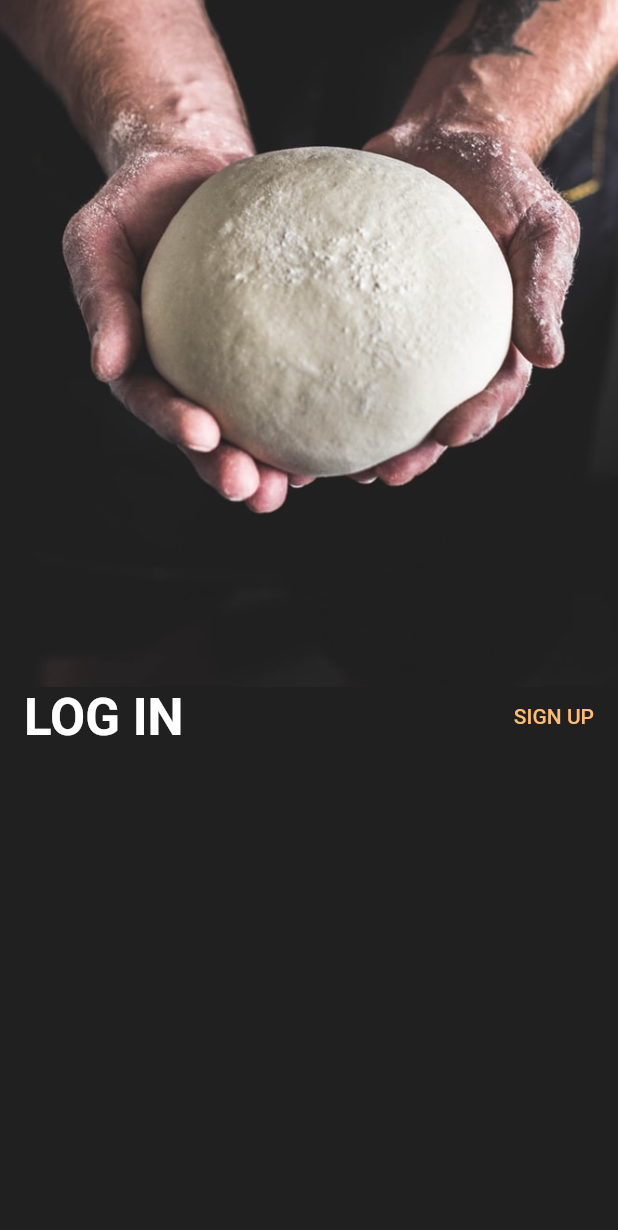
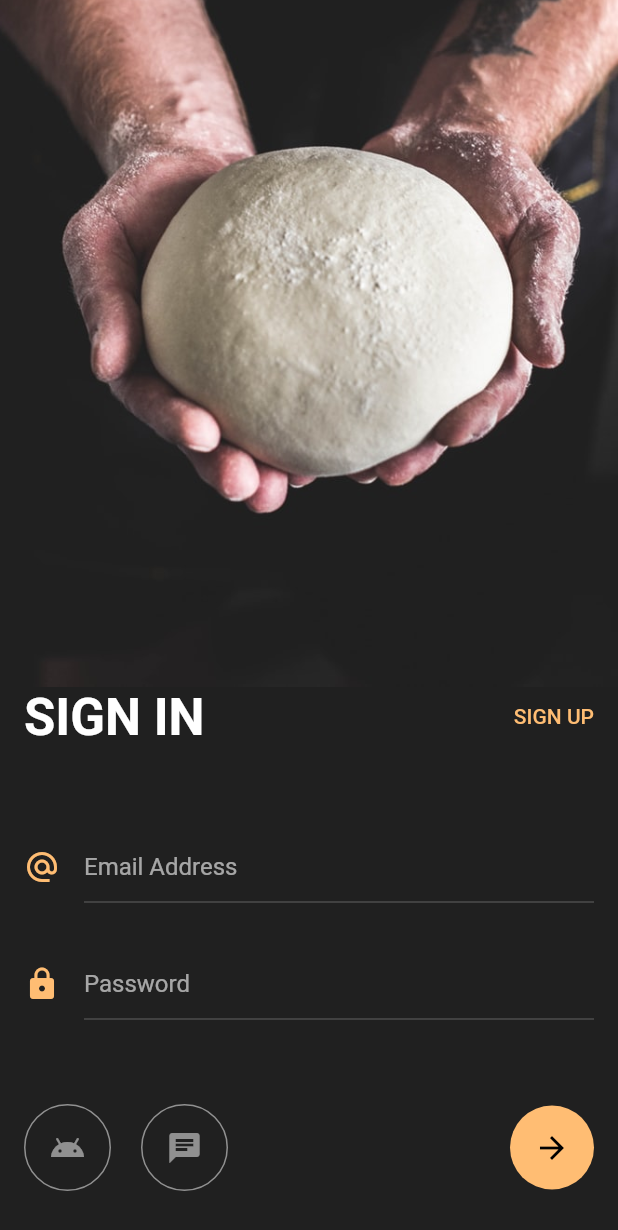
Before and after one commit to Natu-goitom/Asmera, a Flutter app: the screen it shows after launch, after a tap on "START LEARNING", on a phone screen of 412 x 824 dp. Shown: the top 1230 px of the screen. Run offline on Flutter 3.47's test engine with Material 2 defaults, Android fonts, the phone set to English and light mode, and no system bars.

Commit message:
second one

```diff
--- a/lib/main.dart
+++ b/lib/main.dart
@@ -10,18 +10,27 @@ class MyApp extends StatelessWidget {
   // This widget is the root of your application.
   @override
   Widget build(BuildContext context) {
-    return  MaterialApp(
+    return MaterialApp(
       title: 'Auth Screen 1',
       theme: ThemeData(
-        brightness:Brightness.dark,
+        brightness: Brightness.dark,
         primaryColor: kPrimaryColor,
         scaffoldBackgroundColor: kBackgroundColor,
-        textTheme:TextTheme(
-          headline4: TextStyle(color: Colors.white,fontWeight: FontWeight.bold,
+        textTheme: TextTheme(
+          headline4: TextStyle(
+            color: Colors.white,
+            fontWeight: FontWeight.bold,
           ),
-         button: TextStyle(color: kPrimaryColor,
+          button: TextStyle(
+            color: kPrimaryColor,
           ),
-         headline1:TextStyle(color:Colors.white, fontWeight: FontWeight.normal),
+          headline1:
+              TextStyle(color: Colors.white, fontWeight: FontWeight.normal),
+        ),
+        inputDecorationTheme: InputDecorationTheme(
+          enabledBorder: UnderlineInputBorder(
+            borderSide: BorderSide(color: Colors.white.withOpacity(.2)),
+          ),
         ),
       ),
       home: WelcomeScreen(),
@@ -35,35 +44,33 @@ class WelcomeScreen extends StatelessWidget {
   @override
   Widget build(BuildContext context) {
     return Scaffold(
-      body:Column(
+      body: Column(
         children: <Widget>[
           Expanded(
             flex: 3,
-            child:Container(
-              decoration:BoxDecoration(
-               image:DecorationImage(image:AssetImage("assets/perosn.jpeg"),
-            fit:BoxFit.cover,
+            child: Container(
+              decoration: BoxDecoration(
+                image: DecorationImage(
+                  image: AssetImage("assets/perosn.jpeg"),
+                  fit: BoxFit.cover,
                 ),
-
               ),
             ),
           ),
           Expanded(
             child: Column(
               mainAxisAlignment: MainAxisAlignment.spaceBetween,
-              children:<Widget> [
+              children: <Widget>[
                 RichText(
-                  textAlign:TextAlign.center,
-                  text:TextSpan(
+                  textAlign: TextAlign.center,
+                  text: TextSpan(
                     children: [
                       TextSpan(
-                  text:"BAKING LESSONS\n",
-                  style:Theme.of(context)
-                  .textTheme
-                  .headline4,
-
+                        text: "BAKING LESSONS\n",
+                        style: Theme.of(context).textTheme.headline4,
                       ),
-                 TextSpan(text: "MASTER THE ART OF BAKING",
+                      TextSpan(
+                        text: "MASTER THE ART OF BAKING",
                         style: Theme.of(context).textTheme.headline5,
                       ),
                     ],
@@ -72,28 +79,34 @@ class WelcomeScreen extends StatelessWidget {
                 FittedBox(
                   child: GestureDetector(
                     onTap: () {
-                      Navigator.push(context, MaterialPageRoute(
+                      Navigator.push(
+                        context,
+                        MaterialPageRoute(
                           builder: (context) {
                             return signInScreen();
                           },
-                      ));
+                        ),
+                      );
                     },
                     child: Container(
                       margin: EdgeInsets.only(bottom: 25),
-                        padding:EdgeInsets.symmetric(horizontal: 26,vertical:16),
-                        decoration: BoxDecoration(borderRadius: BorderRadius.circular(25),
+                      padding:
+                          EdgeInsets.symmetric(horizontal: 26, vertical: 16),
+                      decoration: BoxDecoration(
+                        borderRadius: BorderRadius.circular(25),
                         color: kPrimaryColor,
                       ),
                       child: Row(
-                          children:<Widget>[
+                        children: <Widget>[
                           Text(
                             "START LEARNING",
-                              style:Theme.of(context).textTheme.button?.copyWith(
-                                color:Colors.black,
+                            style: Theme.of(context).textTheme.button?.copyWith(
+                                  color: Colors.black,
                                 ),
                           ),
-                              SizedBox(width:10),
-                              Icon(Icons.arrow_forward,
+                          SizedBox(width: 10),
+                          Icon(
+                            Icons.arrow_forward,
                             color: Colors.black,
                           ),
                         ],
--- a/lib/signin_screen.dart
+++ b/lib/signin_screen.dart
@@ -1,3 +1,4 @@
+import 'package:auth_screen/constants.dart';
 import 'package:flutter/material.dart';
 
 class signInScreen extends StatelessWidget {
@@ -28,7 +29,7 @@ class signInScreen extends StatelessWidget {
                     mainAxisAlignment: MainAxisAlignment.spaceBetween,
                     children: <Widget>[
                       Text(
-                        "LOG IN",
+                        "SIGN IN",
                         style: Theme.of(context).textTheme.headline4,
                       ),
                       Text(
@@ -36,6 +37,94 @@ class signInScreen extends StatelessWidget {
                         style: Theme.of(context).textTheme.button,
                       ),
                     ],
+                  ),
+                  Spacer(),
+                  Padding(
+                    padding: const EdgeInsets.only(bottom: 30),
+                    child: Row(
+                      crossAxisAlignment: CrossAxisAlignment.center,
+                      children: <Widget>[
+                        Padding(
+                          padding: const EdgeInsets.only(right: 16),
+                          child: Icon(
+                            Icons.alternate_email,
+                            color: kPrimaryColor,
+                          ),
+                        ),
+                        Expanded(
+                          child: TextField(
+                            decoration:
+                                InputDecoration(hintText: "Email Address"),
+                          ),
+                        ),
+                      ],
+                    ),
+                  ),
+                  Row(
+                    crossAxisAlignment: CrossAxisAlignment.center,
+                    children: <Widget>[
+                      Padding(
+                        padding: const EdgeInsets.only(right: 16),
+                        child: Icon(
+                          Icons.lock,
+                          color: kPrimaryColor,
+                        ),
+                      ),
+                      Expanded(
+                        child: TextField(
+                          decoration: InputDecoration(hintText: "Password"),
+                        ),
+                      ),
+                    ],
+                  ),
+                  Spacer(),
+                  Padding(
+                    padding: const EdgeInsets.only(bottom: 30),
+                    child: Row(
+                      children: <Widget>[
+                        Container(
+                          padding: EdgeInsets.all(16),
+                          decoration: BoxDecoration(
+                            shape: BoxShape.circle,
+                            border: Border.all(
+                              color: Colors.white.withOpacity(.5),
+                            ),
+                          ),
+                          child: Icon(
+                            Icons.android,
+                            color: Colors.white.withOpacity(.5),
+                          ),
+                        ),
+                        SizedBox(
+                          width: 20,
+                        ),
+                        Container(
+                          padding: EdgeInsets.all(16),
+                          decoration: BoxDecoration(
+                            shape: BoxShape.circle,
+                            border: Border.all(
+                              color: Colors.white.withOpacity(.5),
+                            ),
+                          ),
+                          child: Icon(
+                            Icons.chat,
+                            color: Colors.white.withOpacity(.5),
+                          ),
+                        ),
+                        Spacer(),
+                        Container(
+                          padding: EdgeInsets.all(16),
+                          decoration: BoxDecoration(
+                            shape: BoxShape.circle,
+                            color: kPrimaryColor,
+                          ),
+                          child: Icon(
+                            Icons.arrow_forward,
+                            color: Colors.black,
+                          ),
+                        ),
+                      ],
+                    ),
                   ),
                 ],
               ),
```
Lines whose indentation alone changed are shown as unchanged.
